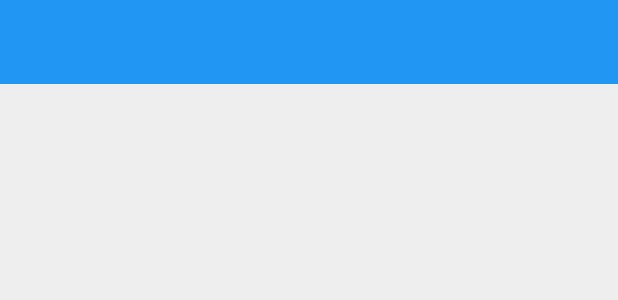
After one commit to erikterwiel/FaceLock, an Android app: the layout activity_settings.xml on its own in the app's theme, with its tools: preview values and no code run, on a phone screen of 412 x 824 dp. The commit adds this screen. Shown: the top 300 px of the screen. Run offline under Robolectric (Android 15) with nearby library versions, the phone set to English and light mode, and no system bars.

Commit message:
Tried to make a left button toolbar

```diff
--- a/PhoneProtectionApp/app/src/main/java/erikterwiel/phoneprotection/DetectionService.java
+++ b/PhoneProtectionApp/app/src/main/java/erikterwiel/phoneprotection/DetectionService.java
@@ -260,7 +260,7 @@ public class DetectionService extends Service {
         Vibrator vibrator = (Vibrator) getSystemService(VIBRATOR_SERVICE);
         vibrator.vibrate(VibrationEffect.createOneShot(3000,255));
 
-        // Email owner of phone
+        // Emails and texts owner of phone
         AmazonSNSClient snsClient = new AmazonSNSClient(mCredentialsProvider);
         snsClient.setRegion(Region.getRegion(Regions.US_EAST_1));
         String msg = "Swiper No Swiping has identified this individual using your phone.\n" +
--- /dev/null
+++ b/PhoneProtectionApp/app/src/main/res/layout/activity_settings.xml
@@ -0,0 +1,11 @@
+<?xml version="1.0" encoding="utf-8"?>
+<LinearLayout
+    xmlns:android="http://schemas.android.com/apk/res/android"
+    android:layout_width="match_parent"
+    android:layout_height="match_parent">
+    <include
+        android:id="@+id/settingsToolbar"
+        android:layout_height="wrap_content"
+        android:layout_width="match_parent"
+        layout="@layout/toolbar" />
+</LinearLayout>
--- /dev/null
+++ b/PhoneProtectionApp/app/src/main/res/layout/toolbar.xml
@@ -0,0 +1,16 @@
+<?xml version="1.0" encoding="utf-8"?>
+<android.support.v7.widget.Toolbar
+    xmlns:android="http://schemas.android.com/apk/res/android"
+    xmlns:app="http://schemas.android.com/apk/res-auto"
+    android:id="@+id/toolbar"
+    android:layout_width="match_parent"
+    android:layout_height="?attr/actionBarSize"
+    android:background="@color/colorPrimaryDark"
+    android:gravity="center_vertical|start"
+    app:theme="@style/ThemeOverlay.AppCompat.Dark.ActionBar"
+    app:popupTheme="@style/ThemeOverlay.AppCompat.Light">
+    <android.support.v7.widget.ActionMenuView
+        android:id="@+id/toolbar_menu"
+        android:layout_width="wrap_content"
+        android:layout_height="match_parent"/>
+</android.support.v7.widget.Toolbar>
--- a/PhoneProtectionApp/app/src/main/res/values/strings.xml
+++ b/PhoneProtectionApp/app/src/main/res/values/strings.xml
@@ -24,6 +24,7 @@
     <string name="home_start">Enable Protection</string>
     <string name="home_stop">Disable Protection</string>
     <string name="home_settings">Settings</string>
+    <string name="settings_back">Back</string>
     <string name="add_label">Add User</string>
     <string name="add_done">Done</string>
     <string name="add_name">User name</string>
--- a/PhoneProtectionApp/app/src/main/res/values/styles.xml
+++ b/PhoneProtectionApp/app/src/main/res/values/styles.xml
@@ -2,6 +2,17 @@
 
     <!-- Base application theme. -->
     <style name="AppTheme" parent="Theme.AppCompat.Light">
+        <!-- Customize your theme here. -->
+        <item name="colorPrimary">@color/colorPrimary</item>
+        <item name="colorPrimaryDark">@color/colorPrimaryDark</item>
+        <item name="colorAccent">@color/colorAccent</item>
+        <item name="android:colorBackground">@color/background_material_light</item>
+        <item name="android:textColorPrimaryInverse">@color/primary_text_material_dark</item>
+        <item name="android:textColorPrimary">@color/text_color_primary</item>
+        <item name="android:statusBarColor">@color/snsStatusBar</item>
+    </style>
+
+    <style name="AppThemeNoBar" parent="Theme.AppCompat.Light.NoActionBar">
         <!-- Customize your theme here. -->
         <item name="colorPrimary">@color/colorPrimary</item>
         <item name="colorPrimaryDark">@color/colorPrimaryDark</item>
```
Also changed, not shown: PhoneProtectionApp/app/src/main/AndroidManifest.xml (+11 -11 lines), PhoneProtectionApp/app/src/main/java/erikterwiel/phoneprotection/HomeActivity.java (+9 -0 lines), PhoneProtectionApp/app/src/main/java/erikterwiel/phoneprotection/SettingsActivity.java (added, +37 -0 lines), PhoneProtectionApp/app/src/main/res/menu/settings_back.xml (added, +10 -0 lines), PhoneProtectionApp/app/src/main/res/drawable/ic_arrow_back_white_48dp.png (added), 1 other file.
